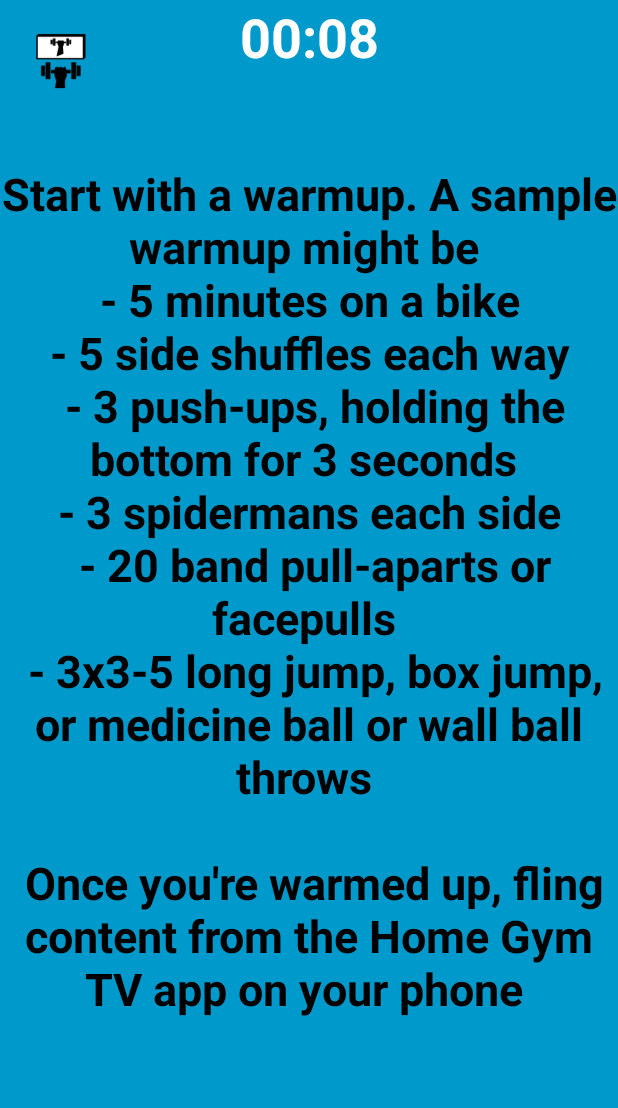
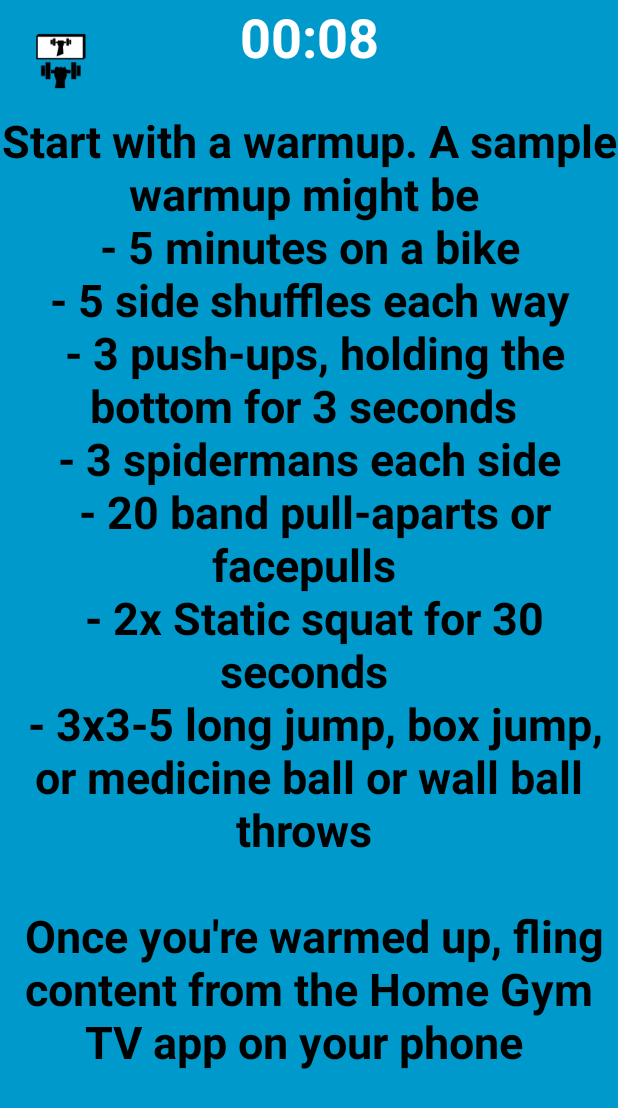
Before and after one commit to sagreine/homeGymTv, an Android app: the screen it shows after launch (LauncherSplashActivity), on a phone screen of 412 x 824 dp. Shown: the top 1108 px of the screen. Run offline under Robolectric (Android 15) with nearby library versions, the phone set to English and light mode, and no system bars.

Commit message:
add static squat to warmup

```diff
--- a/app/src/main/res/values/strings.xml
+++ b/app/src/main/res/values/strings.xml
@@ -11,6 +11,7 @@
         - 3 push-ups, holding the bottom for 3 seconds \n
         - 3 spidermans each side \n
         - 20 band pull-aparts or facepulls \n
+        - 2x Static squat for 30 seconds \n
         - 3x3-5 long jump, box jump, or medicine ball or wall ball throws \n
         \n Once you\'re warmed up, fling content from the Home Gym TV app on your phone \n </string>
     <string name="init_time">"00:00:00"</string>
```
